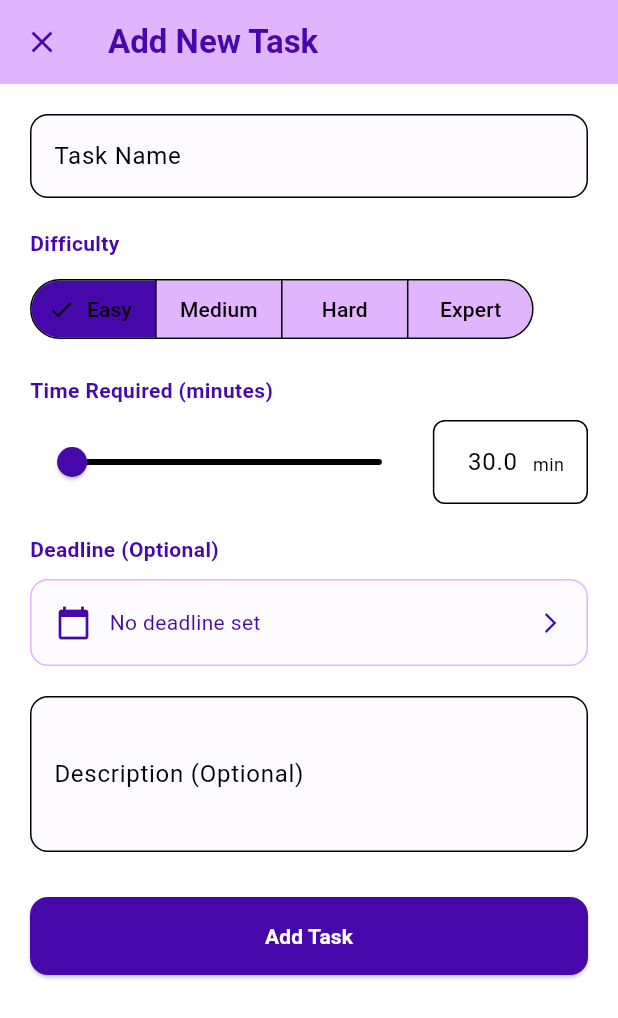
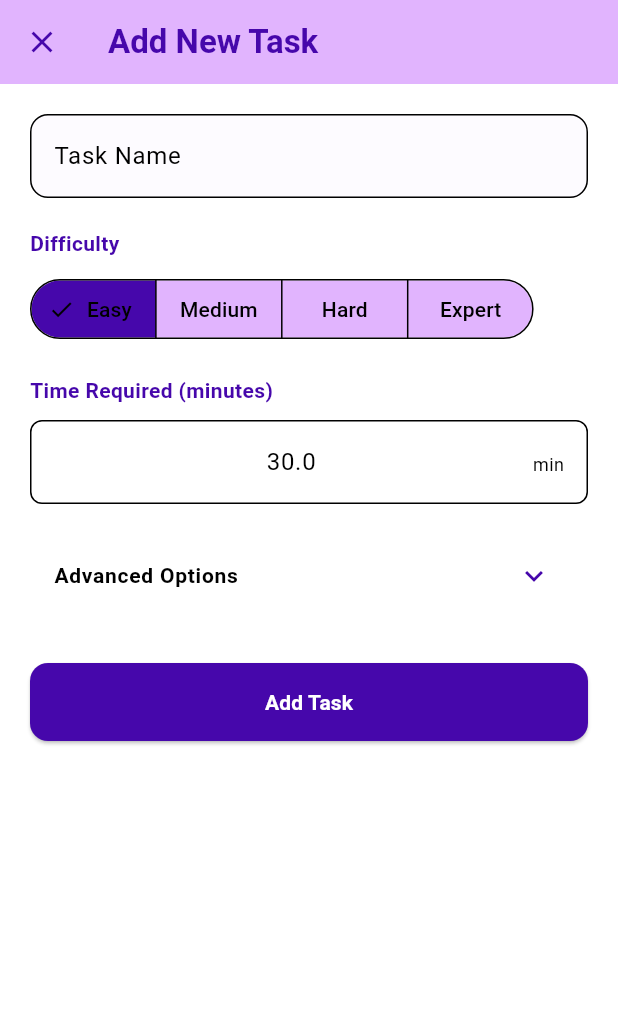
Before and after one commit to GanboldG/RPG-task-manager, a Flutter app: the AddTaskScreen screen opened directly, on a phone screen of 412 x 824 dp. Shown: the top 1018 px of the screen. Run offline on Flutter 3.47's test engine with Material 3 defaults, Android fonts, the phone set to English and light mode, and no system bars; our stand-ins replace image_picker.

Commit message:
Enables editing function for tasks, pressing confirm button on add_task_screen no rechecks duration textField value

```diff
--- a/lib/controllers/task_controller.dart
+++ b/lib/controllers/task_controller.dart
@@ -80,7 +80,7 @@ class TaskController extends ChangeNotifier {
     return "Something went wrong";
   }
 
-  void editTask({
+  void updateTask({
     required int id,
     String name = "",
     Difficulty difficulty = Difficulty.easy,
--- a/lib/screens/task/task_create_screen.dart
+++ b/lib/screens/task/task_create_screen.dart
@@ -2,6 +2,7 @@ import 'package:flutter/material.dart';
 import 'package:rpg_task_manager/controllers/task_controller.dart';
 import 'package:rpg_task_manager/helpers/app_colors.dart';
 import 'package:rpg_task_manager/helpers/app_fonts.dart';
+import 'package:rpg_task_manager/helpers/helper_functions.dart';
 import 'package:rpg_task_manager/models/difficulty.dart';
 import 'package:provider/provider.dart';
 import 'package:rpg_task_manager/models/task.dart';
@@ -19,15 +20,26 @@ class AddTaskScreen extends StatefulWidget {
 
 class _AddTaskScreenState extends State<AddTaskScreen> {
   final _formKey = GlobalKey<FormState>();
-  final _nameController = TextEditingController();
+  late final TextEditingController _nameController = TextEditingController();
+  late final TextEditingController _minutesController = TextEditingController();
   late Difficulty _selectedDifficulty;
   late double _baseMinutes;
   DateTime? _selectedDeadline;
   String _description = "";
 
+  // Focus node for time field
+  final FocusNode _timeFocusNode = FocusNode();
+
+  // Expandable tile state
+  bool _isExpanded = false;
+
   @override
   void initState() {
     super.initState();
+
+    // Add focus listener
+    _timeFocusNode.addListener(_onFocusChange);
+
     // Populate fields if editing
     if (widget.isEditing) {
       _nameController.text = widget.taskToEdit!.name;
@@ -39,12 +51,55 @@ class _AddTaskScreenState extends State<AddTaskScreen> {
       _selectedDifficulty = Difficulty.easy;
       _baseMinutes = 30;
     }
+
+    // Set initial text field value
+    _minutesController.text = _baseMinutes.toString();
   }
 
   @override
   void dispose() {
+    // Remove focus listener
+    _timeFocusNode.removeListener(_onFocusChange);
+
+    // Dispose controllers and focus node
     _nameController.dispose();
+    _minutesController.dispose();
+    _timeFocusNode.dispose();
+
     super.dispose();
+  }
+
+  void _onFocusChange() {
+    // When focus is lost (user leaves the text field)
+    if (!_timeFocusNode.hasFocus) {
+      _validateAndUpdateMinutes();
+    }
+  }
+
+  void _validateAndUpdateMinutes() {
+    final double? minutes = double.tryParse(_minutesController.text);
+
+    if (minutes != null && minutes >= 1 && minutes <= 3000) {
+      if (_baseMinutes != minutes) {
+        setState(() {
+          _baseMinutes = minutes;
+        });
+      }
+    }
+    else if (minutes != null && minutes > 3000) {
+      setState(() {
+        _baseMinutes = 3000;
+        _minutesController.text = '3000';
+        HelperFunctions.showMessage(context, "Task duration cannot be more than 3000 minutes");
+      });
+    }
+    else if (minutes != null && minutes < 1) {
+      setState(() {
+        _baseMinutes = 1;
+        _minutesController.text = '1';
+        HelperFunctions.showMessage(context, "Task duration cannot be less than a minute");
+      });
+    }
   }
 
   @override
@@ -72,15 +127,13 @@ class _AddTaskScreenState extends State<AddTaskScreen> {
           padding: EdgeInsets.all(20),
           children: [
             _buildNameField(),
-            SizedBox(height: 20),
+            const SizedBox(height: 20),
             _buildDifficultySelector(),
-            SizedBox(height: 20),
+            const SizedBox(height: 20),
             _buildTimeField(),
-            SizedBox(height: 20),
-            _buildDeadlinePicker(),
-            SizedBox(height: 20),
-            _buildDescriptionField(),
-            SizedBox(height: 30),
+            const SizedBox(height: 20),
+            _buildExpandableSection(),
+            const SizedBox(height: 30),
             _buildSubmitButton(),
           ],
         ),
@@ -121,7 +174,7 @@ class _AddTaskScreenState extends State<AddTaskScreen> {
             color: AppColors.textSecondary,
           ),
         ),
-        SizedBox(height: 10),
+        const SizedBox(height: 10),
         SegmentedButton<Difficulty>(
           segments: const [
             ButtonSegment(value: Difficulty.easy, label: Text("Easy")),
@@ -149,10 +202,6 @@ class _AddTaskScreenState extends State<AddTaskScreen> {
   }
 
   Widget _buildTimeField() {
-  final TextEditingController _minutesController = TextEditingController(
-    text: _baseMinutes.toString(),
-  );
-
     return Column(
       crossAxisAlignment: CrossAxisAlignment.start,
       children: [
@@ -164,31 +213,13 @@ class _AddTaskScreenState extends State<AddTaskScreen> {
             color: AppColors.textSecondary,
           ),
         ),
-      SizedBox(height: 10),
+        const SizedBox(height: 10),
         Row(
           children: [
             Expanded(
-            flex: 5,
-            child: Slider(
-              value: _baseMinutes.toDouble(),
-              min: 5,
-              max: 3000,
-              divisions: 199, // (300-5)/5 = 99 steps of 5 minutes
-              label: "$_baseMinutes min",
-              onChanged: (_) => {},
-              onChangeEnd: (value) {
-                setState(() {
-                  _baseMinutes = value;
-                  _minutesController.text = _baseMinutes.toString();
-                });
-              },
-              activeColor: AppColors.textSecondary,
-            ),
-          ),
-          SizedBox(width: 10),
-          Expanded(
               flex: 2,
               child: TextField(
+                focusNode: _timeFocusNode,
                 controller: _minutesController,
                 keyboardType: TextInputType.number,
                 textAlign: TextAlign.center,
@@ -197,31 +228,51 @@ class _AddTaskScreenState extends State<AddTaskScreen> {
                     borderRadius: BorderRadius.circular(8),
                   ),
                   suffixText: "min",
-                suffixStyle: TextStyle(fontSize: 12),
+                  suffixStyle: const TextStyle(fontSize: 12),
                 ),
-              onChanged: (value) {
-                final double? minutes = double.tryParse(value);
-                if (minutes != null && minutes >= 5 && minutes <= 3000) {
-                  setState(() {
-                    _baseMinutes = minutes;
-                  });
-                }
-                else if (minutes!= null && minutes > 3000){
-                  setState(() {
-                    _baseMinutes = 3000;
-                  });
-                }
-                else if (minutes!= null && minutes < 5){
-                  setState(() {
-                    _baseMinutes = 5;
-                  });
-                }
+                onEditingComplete: () {
+                  _validateAndUpdateMinutes();
+                  _timeFocusNode.unfocus();
                 },
               ),
             ),
           ],
         ),
       ],
+    );
+  }
+
+  Widget _buildExpandableSection() {
+    return Theme(
+      data: Theme.of(context).copyWith(
+        dividerColor: Colors.transparent, // Removes default dividers
+      ),
+      child: ExpansionTile(
+        title: Text(
+          "Advanced Options",
+          style: TextStyle(
+            fontSize: AppFonts.sizeMedium,
+            fontWeight: FontWeight.bold,
+            color: AppColors.textPrimary,
+          ),
+        ),
+        trailing: Icon(
+          _isExpanded ? Icons.expand_less : Icons.expand_more,
+          color: AppColors.textSecondary,
+        ),
+        onExpansionChanged: (bool expanded) {
+          setState(() {
+            _isExpanded = expanded;
+          });
+        },
+        shape: const Border(), // Remove borders
+        collapsedShape: const Border(),
+        children: [
+          _buildDeadlinePicker(),
+          const SizedBox(height: 20),
+          _buildDescriptionField(),
+        ],
+      ),
     );
   }
 
@@ -237,7 +288,7 @@ class _AddTaskScreenState extends State<AddTaskScreen> {
             color: AppColors.textSecondary,
           ),
         ),
-        SizedBox(height: 10),
+        const SizedBox(height: 10),
         InkWell(
           onTap: () async {
             final picked = await showDatePicker(
@@ -267,7 +318,7 @@ class _AddTaskScreenState extends State<AddTaskScreen> {
             }
           },
           child: Container(
-            padding: EdgeInsets.all(16),
+            padding: const EdgeInsets.all(16),
             decoration: BoxDecoration(
               border: Border.all(color: AppColors.primary),
               borderRadius: BorderRadius.circular(12),
@@ -276,11 +327,11 @@ class _AddTaskScreenState extends State<AddTaskScreen> {
             child: Row(
               children: [
                 Icon(Icons.calendar_today, color: AppColors.textSecondary),
-                SizedBox(width: 12),
+                const SizedBox(width: 12),
                 Expanded(
                   child: Text(
                     _selectedDeadline != null
-                        ? "${_selectedDeadline!.year}-${_selectedDeadline!.month}-${_selectedDeadline!.day} ${_selectedDeadline!.hour}:${_selectedDeadline!.minute}"
+                        ? "${_selectedDeadline!.year}-${_selectedDeadline!.month}-${_selectedDeadline!.day} ${_selectedDeadline!.hour}:${_selectedDeadline!.minute.toString().padLeft(2, '0')}"
                         : "No deadline set",
                     style: TextStyle(
                       color: AppColors.textSecondary,
@@ -297,11 +348,22 @@ class _AddTaskScreenState extends State<AddTaskScreen> {
   }
 
   Widget _buildDescriptionField() {
-    return TextFormField(
+    return Column(
+      crossAxisAlignment: CrossAxisAlignment.start,
+      children: [
+        Text(
+          "Description (Optional)",
+          style: TextStyle(
+            fontSize: AppFonts.sizeMedium,
+            fontWeight: FontWeight.bold,
+            color: AppColors.textSecondary,
+          ),
+        ),
+        const SizedBox(height: 10),
+        TextFormField(
           initialValue: _description,
           maxLines: 3,
           decoration: InputDecoration(
-        labelText: "Description (Optional)",
             hintText: "Enter task description",
             border: OutlineInputBorder(
               borderRadius: BorderRadius.circular(12),
@@ -312,6 +374,8 @@ class _AddTaskScreenState extends State<AddTaskScreen> {
           onChanged: (value) {
             _description = value;
           },
+        ),
+      ],
     );
   }
 
@@ -320,11 +384,25 @@ class _AddTaskScreenState extends State<AddTaskScreen> {
 
   return ElevatedButton(
     onPressed: () {
+      // Force validation of time field before saving
+      _validateAndUpdateMinutes();
+
+      // Also unfocus to commit any pending changes
+      if (_timeFocusNode.hasFocus) {
+        _timeFocusNode.unfocus();
+      }
+
       if (_formKey.currentState!.validate()) {
         if (widget.isEditing) {
           // Update existing task
-            // You'll need to add an updateTask method to your controller
-            // controller.updateTask(widget.taskToEdit!.id, ...);
+          controller.updateTask(
+            id: widget.taskToEdit!.id,
+            name: _nameController.text,
+            difficulty: _selectedDifficulty,
+            baseMinutes: _baseMinutes,
+            deadline: _selectedDeadline,
+            description: _description,
+          );
         } else {
           // Add new task
           controller.addTask(
@@ -335,13 +413,13 @@ class _AddTaskScreenState extends State<AddTaskScreen> {
             description: _description,
           );
         }
-          Navigator.pop(context);
+        Navigator.pop(context, true);
       }
       },
       style: ElevatedButton.styleFrom(
         foregroundColor: AppColors.background,
         backgroundColor: AppColors.textSecondary,
-        padding: EdgeInsets.symmetric(vertical: 16),
+        padding: const EdgeInsets.symmetric(vertical: 16),
         shape: RoundedRectangleBorder(
           borderRadius: BorderRadius.circular(12),
         ),
--- a/lib/screens/task/tasks_list_screen.dart
+++ b/lib/screens/task/tasks_list_screen.dart
@@ -336,6 +336,7 @@ class _TaskScreenState extends State<TaskScreen>{
   // Builds floating task add button
   Widget _buildAddButton(BuildContext context){
     return FloatingActionButton(
+      heroTag: "add_button_fab",
       onPressed: () async {
         final result = await Navigator.push(
           context,
```
Lines whose indentation alone changed are shown as unchanged.
